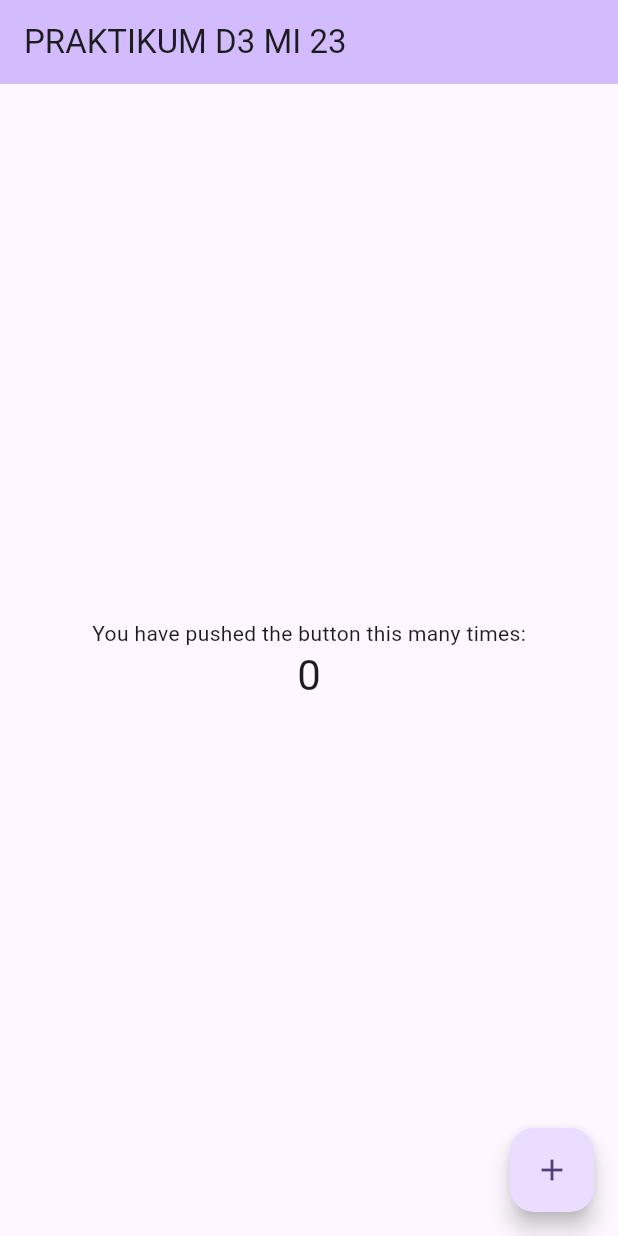
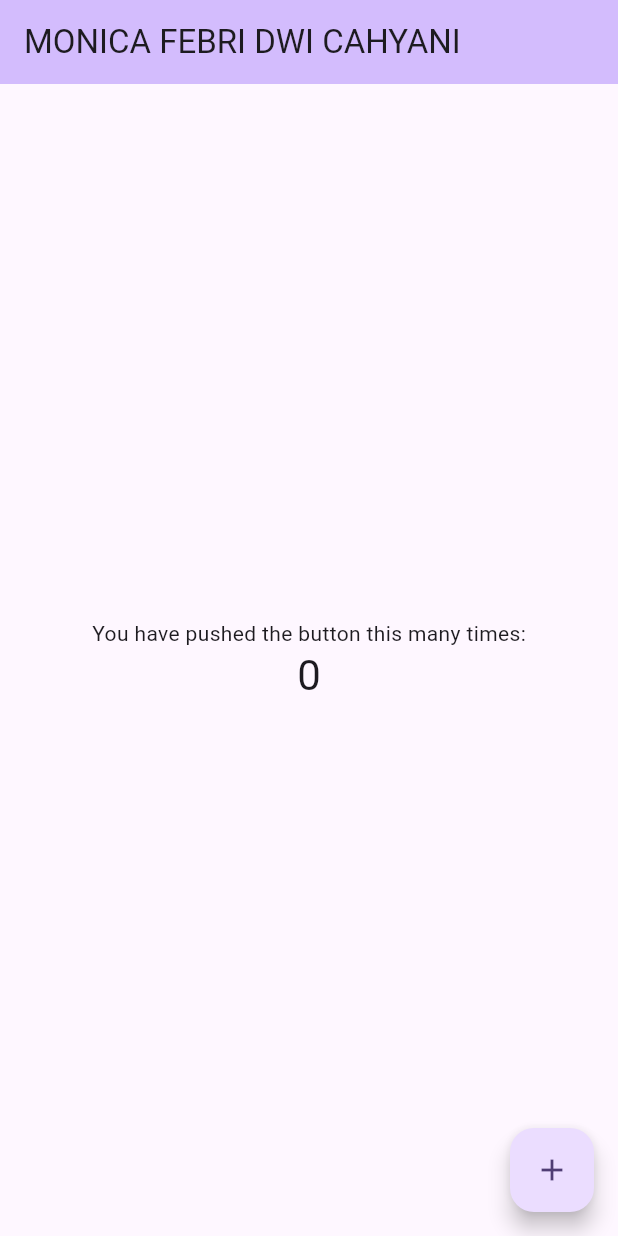
Before and after one commit to monicafebrii/prak-mobilelanjut-2307051010, a Flutter app: the screen it shows after launch, on a phone screen of 412 x 824 dp. Run offline on Flutter 3.47's test engine with Material 3 defaults, Android fonts, the phone set to English and light mode, and no system bars.

Commit message:
pertemuan-2

```diff
--- a/lib/main.dart
+++ b/lib/main.dart
@@ -30,7 +30,7 @@ class MyApp extends StatelessWidget {
         // tested with just a hot reload.
         colorScheme: ColorScheme.fromSeed(seedColor: Colors.deepPurple),
       ),
-      home: const MyHomePage(title: 'PRAKTIKUM D3 MI 23'),
+      home: const MyHomePage(title: 'MONICA FEBRI DWI CAHYANI'),
     );
   }
 }
```
